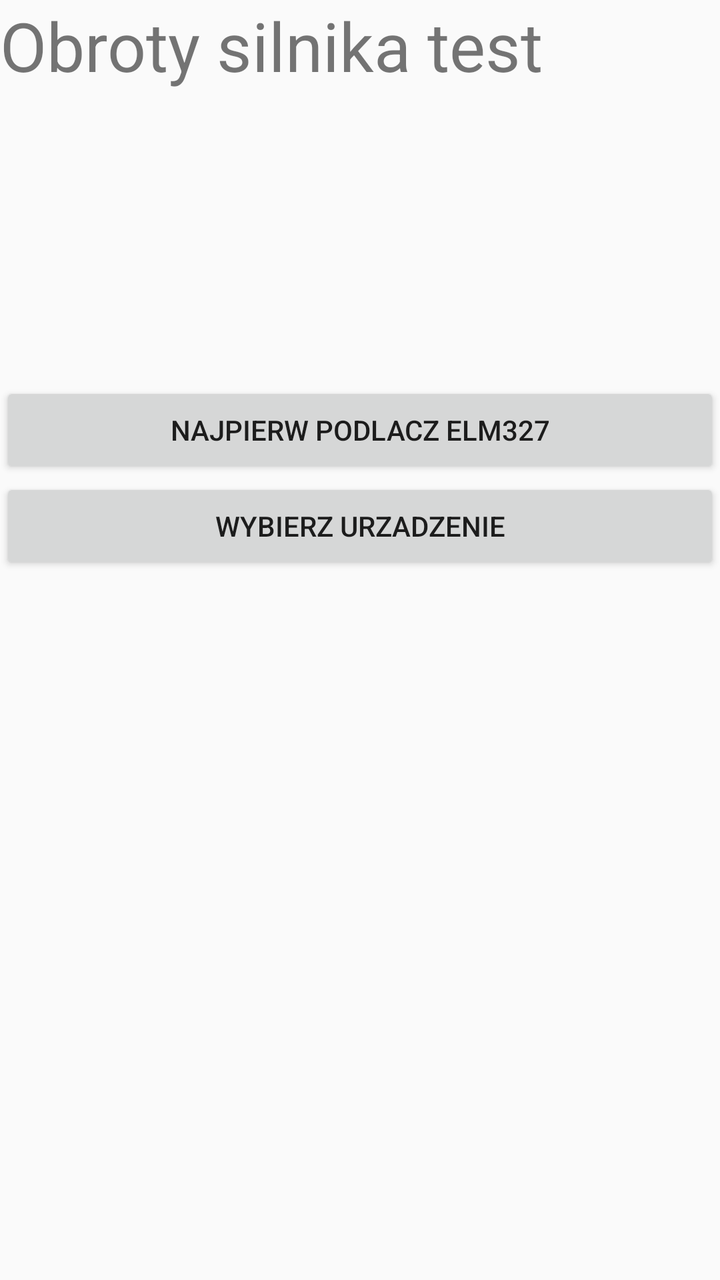
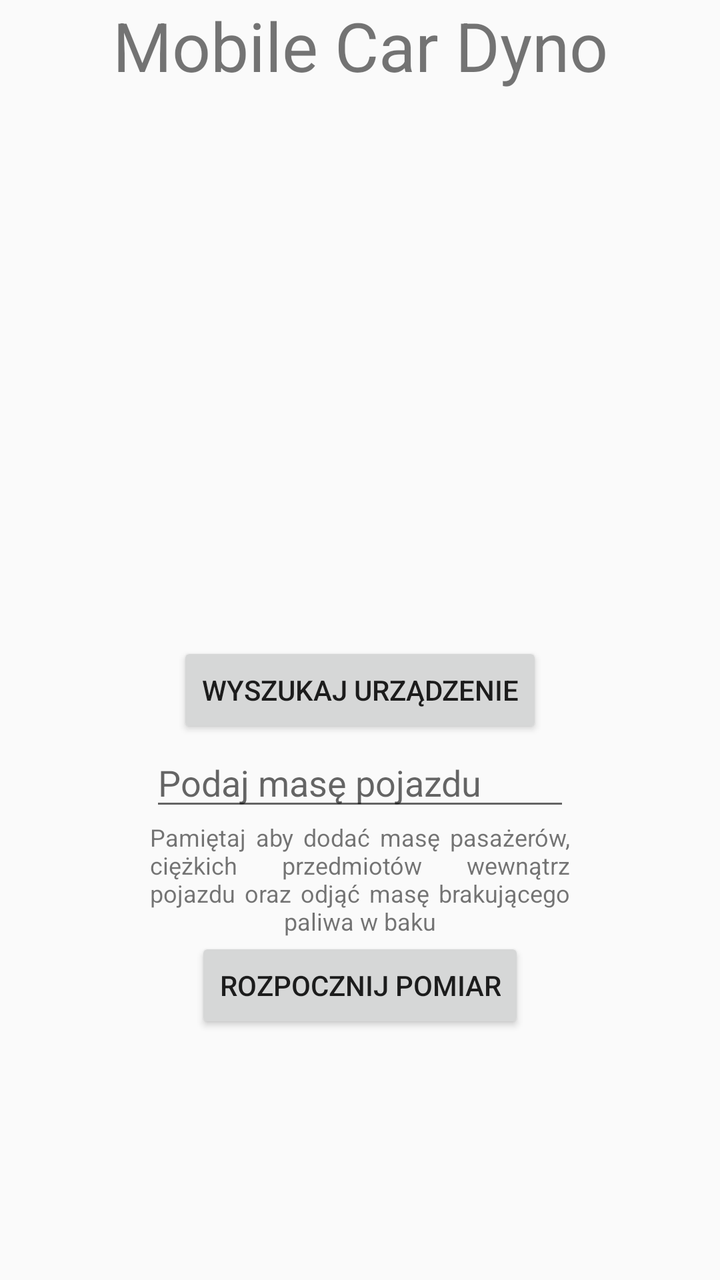

Compare the two renders of this Android layout. The source of the first and the diff that turns it into the second are given below.
<!-- AndroidManifest.xml: activity theme Theme.MobileCarDyno -->
<!-- res/layout/activity_main.xml -->
<?xml version="1.0" encoding="utf-8"?>
<LinearLayout xmlns:android="http://schemas.android.com/apk/res/android"
    android:orientation="vertical"
    android:layout_width="match_parent"
    android:layout_height="match_parent">

    <TextView
        android:id="@+id/textView"
        android:layout_width="match_parent"
        android:layout_height="191dp"
        android:text="Obroty silnika test"
        android:textSize="34sp" />

    <Button
        android:id="@+id/button"
        android:layout_width="match_parent"
        android:layout_height="wrap_content"
        android:text="Najpierw podlacz ELM327" />

    <Button
        android:id="@+id/button2"
        android:layout_width="match_parent"
        android:layout_height="wrap_content"
        android:text="Wybierz urzadzenie" />

    <androidx.recyclerview.widget.RecyclerView
        android:id="@+id/recyclerView"
        android:layout_width="match_parent"
        android:layout_height="match_parent" />
</LinearLayout>
<!-- resources referenced by this layout -->
<resources>
  <style name="Theme.MobileCarDyno" parent="android:Theme.Material.Light.NoActionBar" />
</resources>

<!-- the commit's change to res/layout/activity_main.xml (unified diff, before → after) -->
@@ -1,30 +1,64 @@
 <?xml version="1.0" encoding="utf-8"?>
-<LinearLayout xmlns:android="http://schemas.android.com/apk/res/android"
-    android:orientation="vertical"
+<androidx.constraintlayout.widget.ConstraintLayout xmlns:android="http://schemas.android.com/apk/res/android"
+    xmlns:app="http://schemas.android.com/apk/res-auto"
     android:layout_width="match_parent"
-    android:layout_height="match_parent">
+    android:layout_height="match_parent"
+    android:fitsSystemWindows="true"
+    android:orientation="vertical">
 
     <TextView
         android:id="@+id/textView"
         android:layout_width="match_parent"
-        android:layout_height="191dp"
-        android:text="Obroty silnika test"
-        android:textSize="34sp" />
+        android:layout_height="50dp"
+        android:text="@string/app_name"
+        android:textAlignment="center"
+        android:textSize="34sp"
+        app:layout_constraintEnd_toEndOf="parent"
+        app:layout_constraintStart_toStartOf="parent"
+        app:layout_constraintTop_toTopOf="parent" />
+
+    <Button
+        android:id="@+id/button2"
+        android:layout_width="wrap_content"
+        android:layout_height="wrap_content"
+        android:text="@string/PL_button_pair_device"
+        app:layout_constraintEnd_toEndOf="parent"
+        app:layout_constraintStart_toStartOf="parent"
+        app:layout_constraintTop_toBottomOf="@+id/textView"
+        app:layout_constraintBottom_toBottomOf="parent"/>
+
+    <EditText
+        android:id="@+id/inputWeight"
+        android:layout_width="wrap_content"
+        android:layout_height="wrap_content"
+        android:ems="10"
+        android:hint="@string/PL_input_weight"
+        android:inputType="number"
+        app:layout_constraintEnd_toEndOf="parent"
+        app:layout_constraintStart_toStartOf="parent"
+        app:layout_constraintTop_toBottomOf="@+id/button2" />
+
+    <TextView
+        android:id="@+id/weight_input_tip"
+        android:layout_width="0dp"
+        android:layout_height="wrap_content"
+        android:layout_weight="2"
+        android:justificationMode="inter_word"
+        android:text="@string/PL_input_weight_tip"
+        android:textAlignment="center"
+        android:textSize="12sp"
+        app:layout_constraintEnd_toEndOf="@id/inputWeight"
+        app:layout_constraintStart_toStartOf="@id/inputWeight"
+        app:layout_constraintTop_toBottomOf="@+id/inputWeight" />
 
     <Button
         android:id="@+id/button"
-        android:layout_width="match_parent"
+        android:layout_width="wrap_content"
         android:layout_height="wrap_content"
-        android:text="Najpierw podlacz ELM327" />
+        android:layout_weight="2"
+        android:text="@string/PL_button_start"
+        app:layout_constraintEnd_toEndOf="parent"
+        app:layout_constraintStart_toStartOf="parent"
+        app:layout_constraintTop_toBottomOf="@+id/weight_input_tip" />
 
-    <Button
-        android:id="@+id/button2"
-        android:layout_width="match_parent"
-        android:layout_height="wrap_content"
-        android:text="Wybierz urzadzenie" />
-
-    <androidx.recyclerview.widget.RecyclerView
-        android:id="@+id/recyclerView"
-        android:layout_width="match_parent"
-        android:layout_height="match_parent" />
-</LinearLayout>
+</androidx.constraintlayout.widget.ConstraintLayout>
<!-- resource entries referenced after the edit -->
@@ -1,5 +1,10 @@
 <!-- resources referenced by this layout -->
 <resources>
+  <string name="PL_button_pair_device">Wyszukaj urządzenie</string>
+  <string name="PL_button_start">Rozpocznij pomiar</string>
+  <string name="PL_input_weight">Podaj masę pojazdu</string>
+  <string name="PL_input_weight_tip">Pamiętaj aby dodać masę pasażerów, ciężkich przedmiotów wewnątrz pojazdu oraz odjąć masę brakującego paliwa w baku</string>
+  <string name="app_name">Mobile Car Dyno</string>
   <style name="Theme.MobileCarDyno" parent="android:Theme.Material.Light.NoActionBar" />
 </resources>
 
